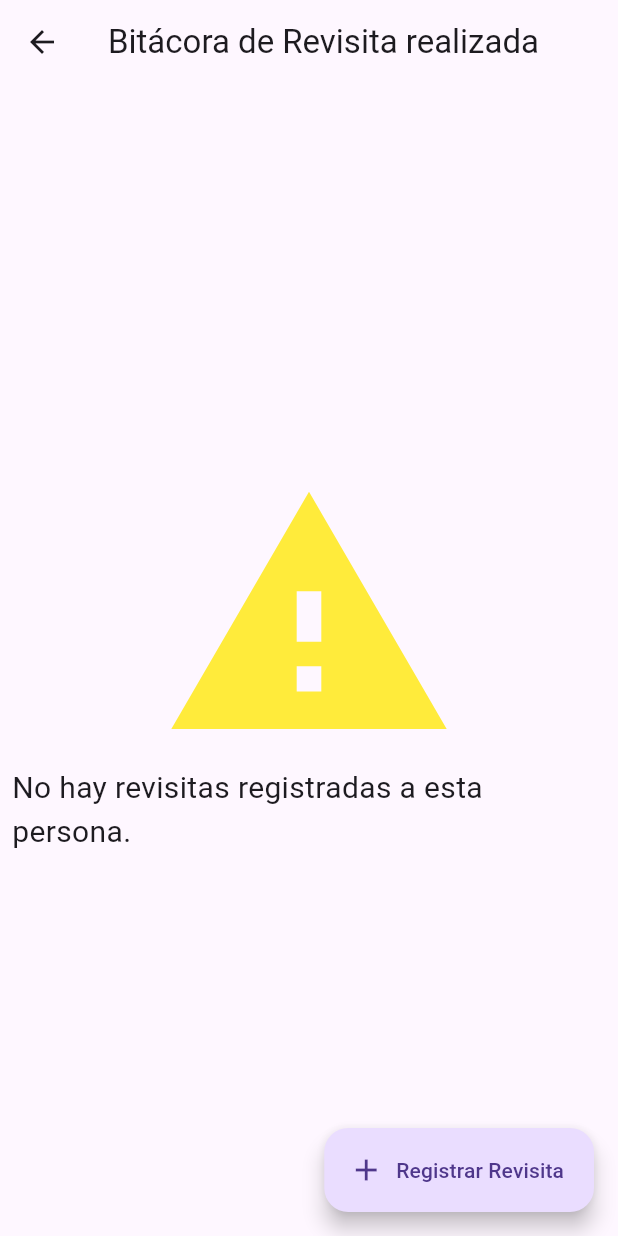
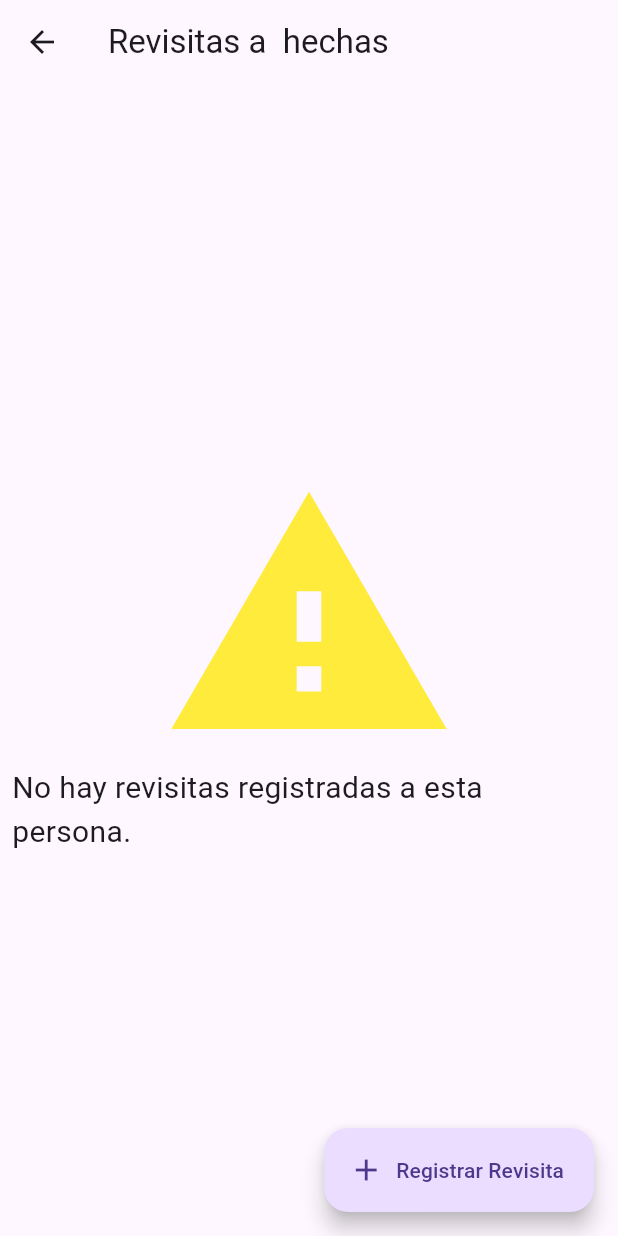
Before and after one commit to leoj2eephp/ministerio_completo, a Flutter app: the ListaRevisitasScreen screen opened directly with empty values, on a phone screen of 412 x 824 dp. Run offline on Flutter 3.47's test engine with Material 3 defaults, Android fonts, the phone set to English and light mode, and no system bars; our stand-ins replace google_maps_flutter, location, logger, share_plus, sqflite; missing offline and left inert: custom_map_markers, flutter_file_dialog; accounts and stored records are empty.

Commit message:
Arreglos en código para manejo de fechas.

```diff
--- a/lib/models/informe.dart
+++ b/lib/models/informe.dart
@@ -1,4 +1,5 @@
 import 'dart:convert';
+import 'package:ministerio_completo/helpers/fechas.dart' as date_helper;
 
 class Informe {
   int? id;
@@ -30,6 +31,11 @@ class Informe {
   String get formatoHora {
     final horasTotales = Duration(minutes: minutosTotales);
     return "${horasTotales.inHours.toString().padLeft(2, "0")}:${(horasTotales.inMinutes % 60).toString().padLeft(2, "0")}";
+  }
+
+  String get fechaFormateada {
+    DateTime date = DateTime.parse(fecha);
+    return "${date_helper.getDayNameFromDate(date)} ${date.day} de ${date_helper.getMonthFromDate(date)} del ${date.year}";
   }
 
   String getMes() {
--- a/lib/screens/informe_mes_screen.dart
+++ b/lib/screens/informe_mes_screen.dart
@@ -34,7 +34,7 @@ class InformeMesScreen extends StatelessWidget {
                   ),
                   child: ListTile(
                     title: Text("Horas: ${informito.formatoHora}"),
-                    subtitle: Text(informito.fecha),
+                    subtitle: Text(informito.fechaFormateada),
                     trailing: const Icon(Icons.menu),
                     onTap: () {},
                   ),
--- a/lib/screens/lista_revisitas_screen.dart
+++ b/lib/screens/lista_revisitas_screen.dart
@@ -3,6 +3,7 @@ import 'package:ministerio_completo/models/persona.dart';
 import 'package:ministerio_completo/providers/revisita_provider.dart';
 import 'package:ministerio_completo/widgets/custom_error.dart';
 import 'package:provider/provider.dart';
+import 'package:ministerio_completo/helpers/fechas.dart' as date_helper;
 
 class ListaRevisitasScreen extends StatelessWidget {
   const ListaRevisitasScreen({super.key});
@@ -12,7 +13,8 @@ class ListaRevisitasScreen extends StatelessWidget {
     final revisitaProvider = Provider.of<RevisitaProvider>(context);
     final personita = ModalRoute.of(context)!.settings.arguments as Persona;
     return Scaffold(
-      appBar: AppBar(title: const Text("Bitácora de Revisita realizada")),
+      appBar:
+          AppBar(title: Text("Revisitas a ${personita.nombre.trim()} hechas")),
       body: FutureBuilder(
         future: revisitaProvider.getRevisitasPorPersona(personita.id!),
         builder: (context, snapshot) {
@@ -29,7 +31,8 @@ class ListaRevisitasScreen extends StatelessWidget {
                 itemCount: revisita.length,
                 itemBuilder: (_, index) {
                   return ListTile(
-                    title: Text("Fecha: ${revisita[index].fecha}"),
+                    title: Text(
+                        "Fecha: ${date_helper.getFechaCompletaEscritaFromString(revisita[index].fecha)}"),
                     subtitle: Text(revisita[index].observaciones),
                   );
                 });
@@ -44,7 +47,8 @@ class ListaRevisitasScreen extends StatelessWidget {
         },
       ),
       floatingActionButton: FloatingActionButton.extended(
-          onPressed: () => Navigator.pushNamed(context, "revisitita", arguments: personita),
+          onPressed: () =>
+              Navigator.pushNamed(context, "revisitita", arguments: personita),
           label: const Text("Registrar Revisita"),
           icon: const Icon(Icons.add)),
     );
--- a/pubspec.yaml
+++ b/pubspec.yaml
@@ -47,6 +47,7 @@ dependencies:
   path_provider: ^2.1.2
   share_plus: ^7.2.2
   flutter_file_dialog: ^3.0.2
+  intl: ^0.18.1
 
 dev_dependencies:
   flutter_test:
```
Also changed, not shown: lib/helpers/fechas.dart (added, +30 -0 lines), lib/screens/revisita_screen.dart (+6 -4 lines), pubspec.lock, 1 other file.
